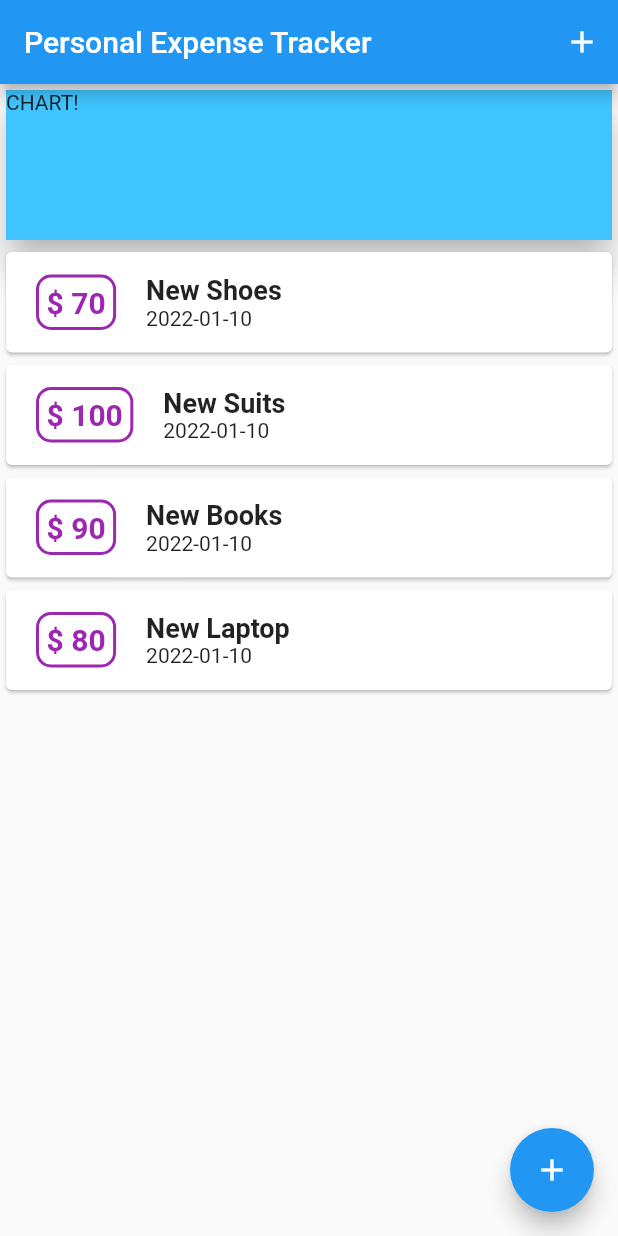
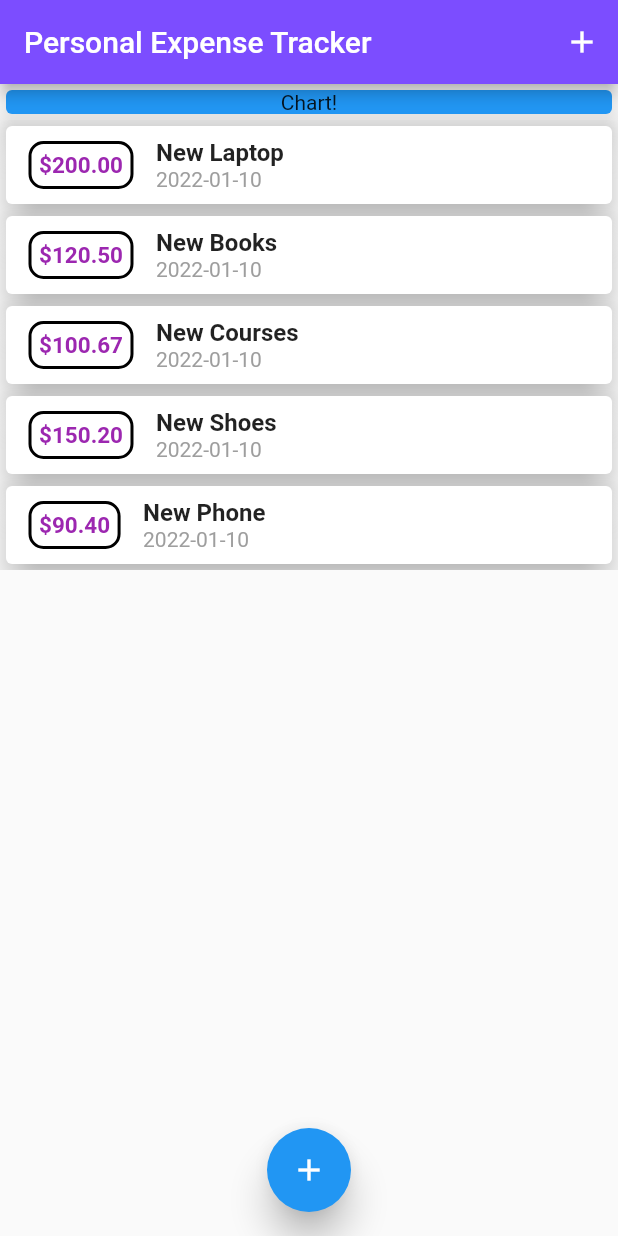
Before and after one commit to AyobamiAdebesin/Expense-Tracker-App, a Flutter app: the screen it shows after launch, on a phone screen of 412 x 824 dp. Run offline on Flutter 3.47's test engine with Material 2 defaults, Android fonts, the phone set to English and light mode, and no system bars.

Commit message:
Added new files

```diff
--- a/lib/main.dart
+++ b/lib/main.dart
@@ -2,110 +2,109 @@ import 'package:flutter/material.dart';
 import 'package:personal_expense_app/widgets/new_transactions.dart';
 import 'package:personal_expense_app/widgets/transaction_list.dart';
 
-
 import 'models/transaction.dart';
 
-void main() => runApp(HomePage());
-
-class HomePage extends StatefulWidget {
-  // late String titleInput;
-  // late String amountInput;
-  @override
-  _HomePageState createState() => _HomePageState();
+void main(List<String> args) {
+  runApp(HomePage());
 }
 
-class _HomePageState extends State<HomePage> {
-  final titleController = TextEditingController();
+class HomePage extends StatelessWidget {
+  const HomePage({Key? key}) : super(key: key);
 
-  final amountController = TextEditingController();
-  final List<Transaction> _userTransaction = [
+  @override
+  Widget build(BuildContext context) {
+    return MaterialApp(
+      home: MyApp(),
+    );
+  }
+}
+
+class MyApp extends StatefulWidget {
+  @override
+  _MyAppState createState() => _MyAppState();
+}
+
+class _MyAppState extends State<MyApp> {
+  final List<Transaction> _usertransactions = [
     Transaction(
-        id: 1.toString(),
-        title: 'New Shoes',
-        amount: 69.99,
-        date: DateTime.now()),
+        id: 'tx1', title: 'New Laptop', date: DateTime.now(), amount: 200.00),
     Transaction(
-        id: 2.toString(),
-        title: 'New Suits',
-        amount: 99.99,
-        date: DateTime.now()),
+        id: 'tx2', title: 'New Books', date: DateTime.now(), amount: 120.50),
     Transaction(
-        id: 3.toString(),
-        title: 'New Books',
-        amount: 89.99,
-        date: DateTime.now()),
+        id: 'tx3', title: 'New Courses', date: DateTime.now(), amount: 100.67),
     Transaction(
-      id: 4.toString(),
-      title: 'New Laptop',
-      amount: 79.99,
-      date: DateTime.now(),
-    ),
+        id: 'tx4', title: 'New Shoes', date: DateTime.now(), amount: 150.20),
     Transaction(
-      id: 5.toString(),
-      title: 'New Bag',
-      amount: 349.99,
-      date: DateTime.now(),
-    ),
+        id: 'tx5', title: 'New Phone', date: DateTime.now(), amount: 90.40),
     Transaction(
-      id: 6.toString(),
-      title: 'New Laptop',
-      amount: 799.99,
-      date: DateTime.now(),
-    )
+        id: 'tx6', title: 'New Wifi', date: DateTime.now(), amount: 70.53),
+    Transaction(
+        id: 'tx7', title: 'New Charger', date: DateTime.now(), amount: 80.00),
   ];
 
-  void _addNewTransaction(String transactionTitle, double transactionAmount) {
-    final newTx = Transaction(
+  void _addNewTransaction(String txtitle, double txamount) {
+    final newTxn = Transaction(
         id: DateTime.now().toString(),
-        title: transactionTitle,
-        amount: transactionAmount,
-        date: DateTime.now());
-
+        title: txtitle,
+        date: DateTime.now(),
+        amount: txamount);
     setState(() {
-      _userTransaction.add(newTx);
+      _usertransactions.add(newTxn);
     });
   }
 
   void _startAddNewTransaction(BuildContext ctx) {
     showModalBottomSheet(
       context: ctx,
-        builder: (bCtx) {
+      builder: (_) {
         return NewTransaction(_addNewTransaction);
-        });
+      },
+    );
   }
 
   @override
   Widget build(BuildContext context) {
-    return MaterialApp(
+    return MediaQuery(
+      data: MediaQueryData(),
+      child: MaterialApp(
         debugShowCheckedModeBanner: false,
         home: Scaffold(
           appBar: AppBar(
-          actions: <Widget>[
-            IconButton(onPressed: () => _startAddNewTransaction(context), icon: Icon(Icons.add))
+            actions: [
+              IconButton(
+                onPressed: () => _startAddNewTransaction(context),
+                icon: Icon(Icons.add),
+              ),
             ],
             title: Text('Personal Expense Tracker'),
+            backgroundColor: Colors.deepPurpleAccent,
           ),
           body: SingleChildScrollView(
             child: Column(
               mainAxisAlignment: MainAxisAlignment.start,
-              crossAxisAlignment: CrossAxisAlignment.stretch,
               children: [
-                Card(
-                  //The card widget by default assumes the size of its child
-                  child: Container(
+                Container(
                   width: double.infinity,
-                    height: 100,
-                    color: Colors.lightBlueAccent,
-                    child: Text('CHART!'),
+                  child: Card(
+                    color: Colors.blue,
+                    child: Text(
+                      'Chart!',
+                      textAlign: TextAlign.center,
                     ),
                     elevation: 10,
                   ),
-                TransactionList(_userTransaction),
-              ]),
                 ),
+                TransactionList(_usertransactions),
+              ],
+            ),
+          ),
+          floatingActionButtonLocation:
+              FloatingActionButtonLocation.centerFloat,
           floatingActionButton: FloatingActionButton(
-          onPressed: ()=> _startAddNewTransaction(context),
+            elevation: 10,
+            onPressed: () => _startAddNewTransaction(context),
             child: Icon(Icons.add),
+          ),
         ),
       ),
     );
--- a/lib/models/transaction.dart
+++ b/lib/models/transaction.dart
@@ -1,13 +1,12 @@
-
 class Transaction {
   final String id;
   final String title;
+  final DateTime date;
   final double amount;
-  final DateTime date;
 
   Transaction(
       {required this.id,
       required this.title,
-      required this.amount,
-      required this.date });
+      required this.date,
+      required this.amount});
 }
--- a/lib/widgets/new_transactions.dart
+++ b/lib/widgets/new_transactions.dart
@@ -1,21 +1,24 @@
 import 'package:flutter/material.dart';
+import 'package:flutter/services.dart';
 
 class NewTransaction extends StatelessWidget {
+  //const NewTransaction({ Key? key }) : super(key: key);
   final titleController = TextEditingController();
   final amountController = TextEditingController();
-  final addTx;
+  final Function addTx;
+
   NewTransaction(this.addTx);
 
   void submitData() {
     final enteredTitle = titleController.text;
     final enteredAmount = double.parse(amountController.text);
 
-    if (enteredTitle.isEmpty || enteredAmount <= 0){
+    if (enteredTitle.isEmpty || enteredAmount <= 0) {
       return;
     }
     addTx(
-      titleController.text,
-      double.parse(amountController.text),
+      enteredTitle,
+      enteredAmount,
     );
   }
 
@@ -24,138 +27,36 @@ class NewTransaction extends StatelessWidget {
     return Card(
       elevation: 10,
       child: Container(
-        padding: EdgeInsets.all(20),
+        margin: EdgeInsets.all(10),
         child: Column(
           crossAxisAlignment: CrossAxisAlignment.end,
           children: [
             TextField(
-              // onChanged: (value) {
-              //   titleInput = value;
-              // },
+              onSubmitted: (_) => submitData(),
+              //onChanged: (value) => titleInput = value,
               controller: titleController,
               decoration: InputDecoration(
-                  labelText: 'Title', hintText: "Please enter the title"),
-              keyboardType: TextInputType.text,
-              onSubmitted: (_) => submitData(),
+                labelText: 'Title',
+              ),
+              autocorrect: true,
             ),
             TextField(
-              // onChanged: (value) {
-              //   amountInput = value;
-              // },
+              onSubmitted: (_) => submitData(),
+              keyboardType: TextInputType.number,
+              //onChanged: (value) => amountInput = value,
               controller: amountController,
+              autocorrect: true,
               decoration: InputDecoration(
-                  labelText: 'Amount', hintText: "Enter the amount"),
-              keyboardType: TextInputType.number,
-              onSubmitted: (_) => submitData(),
-            ),
-            Container(
-              margin: EdgeInsets.symmetric(horizontal: 0, vertical: 10),
-              child: ElevatedButton(
-                style: ElevatedButton.styleFrom(
-                  shape: RoundedRectangleBorder(
-                    borderRadius: BorderRadius.circular(30),
-                  ),
-                ),
-                onPressed: submitData,
-                child: Text('Add Transaction'),
+                labelText: 'Amount',
               ),
             ),
+            TextButton(
+              onPressed: submitData,
+              child: Text('Add transaction'),
+            )
           ],
         ),
       ),
     );
   }
 }
-
-
-
-
-
-
-
-
-
-
-
-
-
-
-
-
-
-
-
-
-
-
-
-
-
-
-
-
-
-
-
-
-
-
-
-
-
-
-
-
-
-
-
-
-
-
-
-
-
-// import 'package:flutter/material.dart';
-
-// class NewTransaction extends StatelessWidget {
-//   //const ({ Key? key }) : super(key: key);
-//   final titleController = TextEditingController();
-//   final amountController = TextEditingController();
-
-//   @override
-//   Widget build(BuildContext context) {
-//     return Card(
-//       elevation: 10,
-//       child: Container(
-//         padding: EdgeInsets.all(20),
-//         child: Column(
-//           crossAxisAlignment: CrossAxisAlignment.end,
-//           children: [
-//             TextField(
-//               decoration: InputDecoration(labelText: 'Title'),
-//               // onChanged: (value) {
-//               //   titleInput = value;
-//               // },
-//               //instead of the onchanged property, we use the controller property
-//               controller: titleController,
-//             ),
-//             TextField(
-//               // onChanged: (val) => amountInput = val,
-//               decoration: InputDecoration(labelText: 'Amount'),
-//               controller: amountController,
-//             ),
-//             Container(
-//                 padding: EdgeInsets.all(10),
-//                 child: ElevatedButton(
-//                   onPressed: () {
-//                     print(titleController.text);
-//                     print(amountController.text);
-//                   },
-//                   child: Text('Add transaction'),
-//                 )),
-//           ],
-//         ),
-//       ),
-//     );
-//   }
-// }
--- a/lib/widgets/transaction_list.dart
+++ b/lib/widgets/transaction_list.dart
@@ -1,35 +1,35 @@
 import 'package:flutter/material.dart';
-import 'package:intl/intl.dart';
+import 'package:personal_expense_app/models/transaction.dart';
 
 class TransactionList extends StatelessWidget {
-  final List transactions;
-
-  TransactionList(this.transactions);
-
+  //const TransactionList({ Key? key }) : super(key: key);
+  final List<Transaction> usertransactions;
+  TransactionList(this.usertransactions);
   @override
   Widget build(BuildContext context) {
     return Container(
       height: 300,
       child: ListView.builder(
-        itemBuilder: (ctx, index) {
+        itemBuilder: (ctxs, index) {
           return Card(
+            elevation: 10,
             child: Row(
               children: <Widget>[
                 Container(
-                  padding: EdgeInsets.symmetric(horizontal: 5, vertical: 5),
-                  margin: EdgeInsets.symmetric(horizontal: 20, vertical: 15),
+                  margin: EdgeInsets.symmetric(
+                    vertical: 10,
+                    horizontal: 15,
+                  ),
                   decoration: BoxDecoration(
+                    border: Border.all(color: Colors.black, width: 2),
                     borderRadius: BorderRadius.circular(10),
-                    border: Border.all(
-                      width: 2,
-                      color: Colors.purple,
-                    ),
                   ),
+                  padding: EdgeInsets.all(5),
                   child: Text(
-                    '\$ ${transactions[index].amount.toStringAsFixed(0)}',
+                    '\$${usertransactions[index].amount.toStringAsFixed(2)}',
                     style: TextStyle(
+                      fontSize: 15,
                       fontWeight: FontWeight.bold,
-                      fontSize: 20,
                       color: Colors.purple,
                     ),
                   ),
@@ -38,12 +38,17 @@ class TransactionList extends StatelessWidget {
                   crossAxisAlignment: CrossAxisAlignment.start,
                   children: <Widget>[
                     Text(
-                      transactions[index].title,
-                      style:
-                          TextStyle(fontSize: 18, fontWeight: FontWeight.bold),
+                      usertransactions[index].title,
+                      style: TextStyle(
+                        fontSize: 16,
+                        fontWeight: FontWeight.bold,
+                      ),
                     ),
                     Text(
-                      DateFormat('yyyy-MM-dd').format(transactions[index].date),
+                      usertransactions[index].date.toString().substring(0, 11),
+                      style: TextStyle(
+                        color: Colors.grey,
+                      ),
                     ),
                   ],
                 )
@@ -51,7 +56,7 @@ class TransactionList extends StatelessWidget {
             ),
           );
         },
-        itemCount: transactions.length,
+        itemCount: usertransactions.length,
       ),
     );
   }
```
Also changed, not shown: 1 other file. Lines whose indentation alone changed are shown as unchanged.
